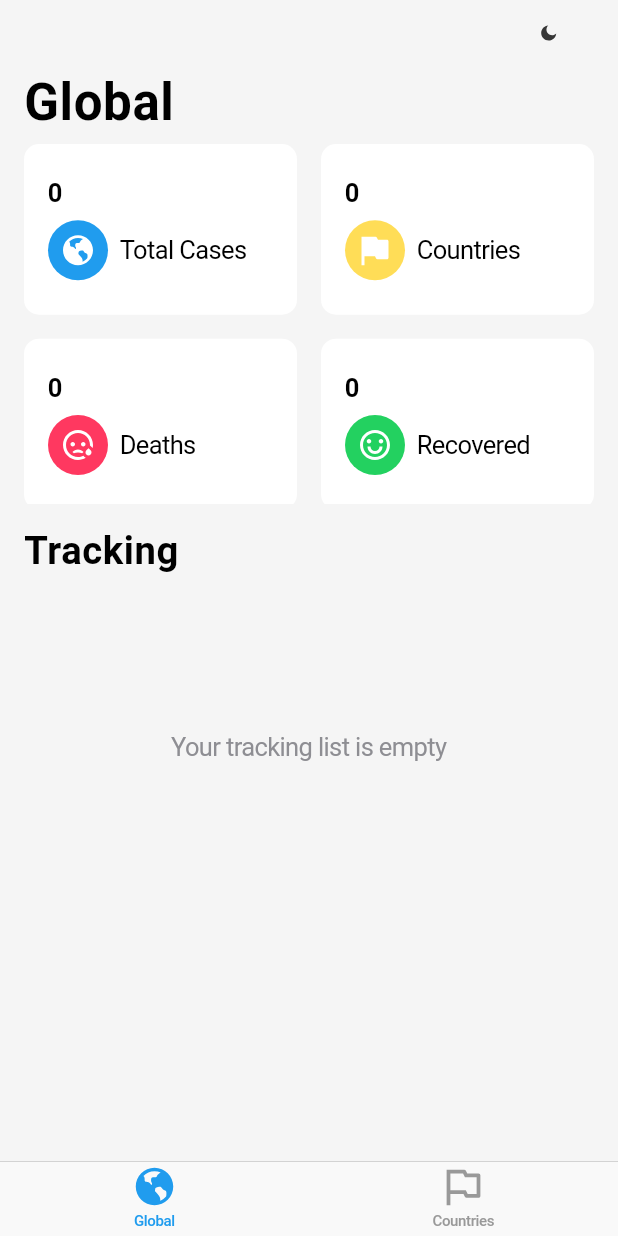
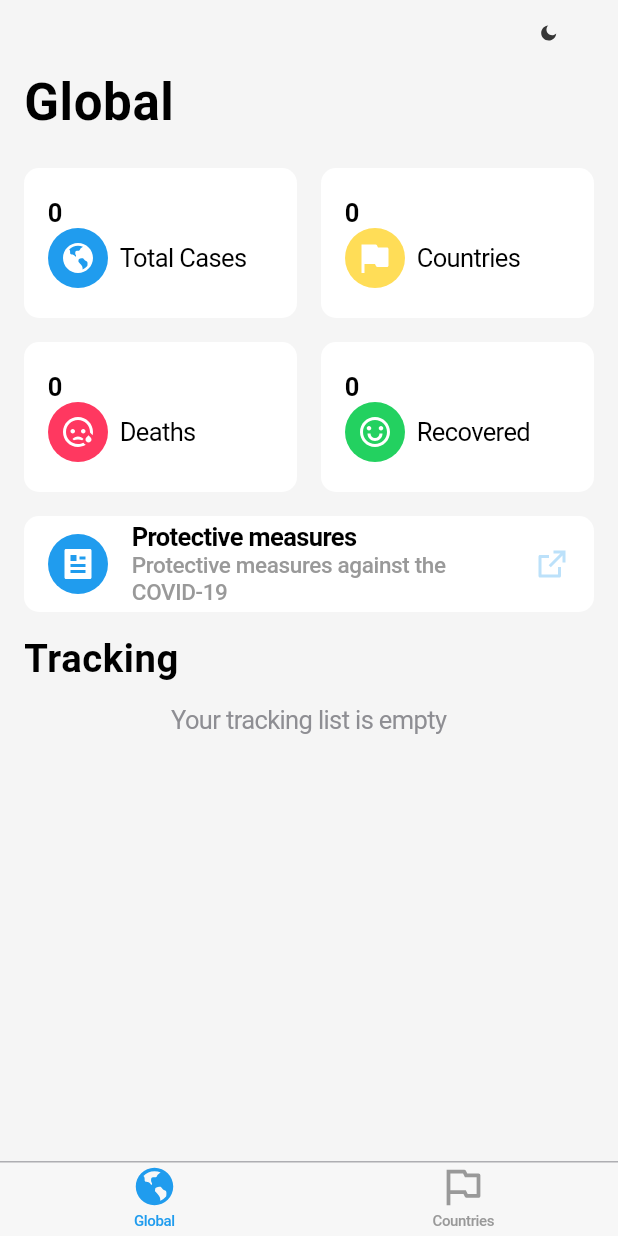
Before and after one commit to silverhairs/coronavirus-tracking, a Flutter app: the screen it shows after launch, on a phone screen of 412 x 824 dp. Run offline on Flutter 3.47's test engine with Material 2 defaults, Android fonts, the phone set to English and light mode, and no system bars; our stand-ins replace bloc, equatable, flutter_bloc, flutter_hooks, flutter_markdown, flutter_remix and 2 more; accounts and stored records are empty; network calls fail.

Commit message:
feat[ui]: remake who article screen
Switched from Material design to Cupertino

```diff
--- a/lib/app.dart
+++ b/lib/app.dart
@@ -2,6 +2,7 @@ import 'package:covid/src/logic/cubit/cubits.dart';
 import 'package:covid/src/views/layout.dart';
 
 import 'package:flutter/cupertino.dart';
+import 'package:flutter/material.dart' show DefaultMaterialLocalizations;
 import 'package:flutter_bloc/flutter_bloc.dart';
 import 'package:http/http.dart' as http;
 
@@ -14,6 +15,11 @@ class CoronavirusApp extends StatelessWidget {
       listener: (context, state) {},
       builder: (context, themeState) {
         return CupertinoApp(
+          localizationsDelegates: const [
+            DefaultWidgetsLocalizations.delegate,
+            DefaultCupertinoLocalizations.delegate,
+            DefaultMaterialLocalizations.delegate,
+          ],
           debugShowCheckedModeBanner: false,
           theme: themeState.themeData,
           home: const MainLayout(),
--- a/lib/src/utils/styles.dart
+++ b/lib/src/utils/styles.dart
@@ -20,17 +20,19 @@ final BorderRadius defaultRadius = BorderRadius.circular(10);
 /// App's theme when the [Brightness] is set to dark.
 const CupertinoThemeData darkTheme = CupertinoThemeData(
   brightness: Brightness.dark,
-  primaryColor: AppColors.darkBlue,
+  primaryColor: AppColors.blue,
   primaryContrastingColor: AppColors.white,
-  scaffoldBackgroundColor: AppColors.dark,
+  scaffoldBackgroundColor: CupertinoColors.darkBackgroundGray,
+  barBackgroundColor: AppColors.darkBlue,
 );
 
 /// App's theme when the [Brightness] is set to light.
 const CupertinoThemeData lightTheme = CupertinoThemeData(
   brightness: Brightness.light,
-  primaryColor: AppColors.white,
+  primaryColor: AppColors.blue,
   primaryContrastingColor: AppColors.black,
   scaffoldBackgroundColor: AppColors.light,
+  barBackgroundColor: AppColors.white,
 );
 
 /// Returns the current device's Width
@@ -38,3 +40,13 @@ double screenWidth(BuildContext context) => MediaQuery.of(context).size.width;
 
 /// Returns the current device's Height
 double screenHeight(BuildContext context) => MediaQuery.of(context).size.height;
+
+/// TextStyle for tiles wrapped in Material widgets.
+TextStyle titleStyle(BuildContext context) =>
+    CupertinoTheme.of(context).textTheme.navTitleTextStyle;
+
+/// TextStyle for subtiles wrapped in Materiall widget.
+TextStyle subtitleStyle(BuildContext context) => CupertinoTheme.of(context)
+    .textTheme
+    .tabLabelTextStyle
+    .apply(fontSizeFactor: 1.5);
--- a/lib/src/views/layout.dart
+++ b/lib/src/views/layout.dart
@@ -17,6 +17,12 @@ class MainLayout extends HookWidget {
       builder: (context, state) {
         return CupertinoTabScaffold(
           tabBar: CupertinoTabBar(
+            key: const Key('bottom'),
+            backgroundColor:
+                CupertinoTheme.of(context).barBackgroundColor.withOpacity(0.2),
+            border: const Border(
+              top: BorderSide(width: 1, color: CupertinoColors.systemGrey2),
+            ),
             activeColor: AppColors.blue,
             items: const <BottomNavigationBarItem>[
               BottomNavigationBarItem(
--- a/lib/src/views/screens/global_screen.dart
+++ b/lib/src/views/screens/global_screen.dart
@@ -1,10 +1,12 @@
 import 'package:covid/src/logic/bloc/blocs.dart';
 import 'package:covid/src/logic/cubit/cubits.dart';
 import 'package:covid/src/utils/styles.dart';
+import 'package:covid/src/views/screens/who_article_screen.dart';
 import 'package:covid/src/views/widgets/info_box.dart';
 import 'package:covid/src/views/widgets/theme_toggle_icon_button.dart';
 import 'package:covid/src/views/widgets/tracking_list.dart';
 import 'package:flutter/cupertino.dart';
+import 'package:flutter/material.dart' show Material, ListTile, CircleAvatar;
 import 'package:flutter_bloc/flutter_bloc.dart';
 import 'package:flutter_hooks/flutter_hooks.dart';
 import 'package:flutter_remix/flutter_remix.dart';
@@ -13,53 +15,18 @@ class GlobalScreen extends HookWidget {
   const GlobalScreen({required this.themeState, Key? key}) : super(key: key);
 
   final ThemeState themeState;
+  final String title = 'Global';
 
   @override
   Widget build(BuildContext context) {
     final pageScrollController = useScrollController(debugLabel: 'page');
-    final gridScrollController = useScrollController(debugLabel: 'grid');
-    final bodyScrollController = useScrollController(debugLabel: 'body');
-    final trackingListController = useScrollController(debugLabel: 'track');
 
     return BlocConsumer<GeneralDataBloc, GeneralDataState>(
       listener: (context, state) {},
-      builder: (context, state) => CupertinoPageScaffold(
-        child: NestedScrollView(
-          controller: pageScrollController,
-          physics: const BouncingScrollPhysics(),
-          headerSliverBuilder: (context, isChildScrolled) => [
-            CupertinoSliverNavigationBar(
-              backgroundColor:
-                  CupertinoTheme.of(context).scaffoldBackgroundColor,
-              border: null,
-              stretch: true,
-              largeTitle: const Text('Global'),
-              trailing: const ThemeToggleIconButton(),
-            ),
-          ],
-          body: SafeArea(
-            child: SingleChildScrollView(
-              controller: bodyScrollController,
-              child: Column(
-                crossAxisAlignment: CrossAxisAlignment.stretch,
-                children: <Widget>[
-                  Container(
-                    margin: const EdgeInsets.symmetric(horizontal: 16),
-                    constraints: const BoxConstraints(
-                      maxHeight: 240,
-                      maxWidth: double.infinity,
-                    ),
-                    child: GridView.count(
-                      controller: gridScrollController,
-                      physics: const NeverScrollableScrollPhysics(),
-                      shrinkWrap: true,
-                      crossAxisCount: 2,
-                      mainAxisSpacing: 16,
-                      crossAxisSpacing: 16,
-                      childAspectRatio: 1.6,
-                      children: <InfoBox>[
+      builder: (context, state) {
+        final _infoBoxes = [
           InfoBox(
-                          key: const Key('total'),
+            key: const Key('cases'),
             label: 'Total Cases',
             number: state.data.cases,
             icon: FlutterRemix.earth_fill,
@@ -86,10 +53,89 @@ class GlobalScreen extends HookWidget {
             number: state.data.recovered,
             iconBackground: AppColors.green,
           ),
-                      ],
+        ];
+        return CupertinoPageScaffold(
+          child: CustomScrollView(
+            controller: pageScrollController,
+            physics: const BouncingScrollPhysics(),
+            slivers: [
+              CupertinoSliverNavigationBar(
+                backgroundColor:
+                    CupertinoTheme.of(context).scaffoldBackgroundColor,
+                border: null,
+                stretch: true,
+                largeTitle: Text(title),
+                trailing: const ThemeToggleIconButton(),
+              ),
+              SliverPadding(
+                padding: const EdgeInsets.all(16),
+                sliver: screenWidth(context) > 372
+                    ? SliverGrid(
+                        gridDelegate:
+                            const SliverGridDelegateWithFixedCrossAxisCount(
+                          crossAxisCount: 2,
+                          mainAxisSpacing: 16,
+                          crossAxisSpacing: 16,
+                          mainAxisExtent: 100,
+                          childAspectRatio: 1.6,
+                        ),
+                        delegate: SliverChildListDelegate(_infoBoxes),
+                      )
+                    : SliverList(
+                        delegate: SliverChildListDelegate(
+                          _infoBoxes.map(
+                            (box) {
+                              return Padding(
+                                padding:
+                                    const EdgeInsets.symmetric(vertical: 8),
+                                child: box,
+                              );
+                            },
+                          ).toList(),
                         ),
                       ),
-                  Padding(
+              ),
+              SliverPadding(
+                padding: const EdgeInsets.symmetric(horizontal: 16.0),
+                sliver: SliverToBoxAdapter(
+                  child: Material(
+                    shape: RoundedRectangleBorder(borderRadius: defaultRadius),
+                    color: CupertinoTheme.of(context).barBackgroundColor,
+                    child: ListTile(
+                      shape:
+                          RoundedRectangleBorder(borderRadius: defaultRadius),
+                      hoverColor: AppColors.blue.withOpacity(0.1),
+                      onTap: () => Navigator.of(context).push(
+                        CupertinoPageRoute(
+                          builder: (context) =>
+                              MeasuresArticleScreen(peviousPageTitle: title),
+                        ),
+                      ),
+                      leading: const CircleAvatar(
+                        backgroundColor: AppColors.blue,
+                        child: Icon(
+                          FlutterRemix.article_fill,
+                          color: AppColors.white,
+                        ),
+                      ),
+                      trailing: Icon(
+                        FlutterRemix.external_link_line,
+                        color: AppColors.blue.withOpacity(0.3),
+                      ),
+                      title: Text(
+                        'Protective measures',
+                        style: titleStyle(context),
+                      ),
+                      subtitle: Text(
+                        'Protective measures against the COVID-19',
+                        style: subtitleStyle(context),
+                      ),
+                    ),
+                  ),
+                ),
+              ),
+              SliverToBoxAdapter(
+                child: Padding(
                   padding: const EdgeInsets.all(16),
                   child: Text(
                     'Tracking',
@@ -100,13 +146,12 @@ class GlobalScreen extends HookWidget {
                     textAlign: TextAlign.start,
                   ),
                 ),
-                  TrackingList(scrollController: trackingListController)
+              ),
+              const SliverTrackingList(),
             ],
           ),
-            ),
-          ),
-        ),
-      ),
+        );
+      },
     );
   }
 }
--- a/lib/src/views/widgets/info_box.dart
+++ b/lib/src/views/widgets/info_box.dart
@@ -1,6 +1,8 @@
+import 'package:covid/src/logic/cubit/theme_cubit.dart';
 import 'package:covid/src/utils/styles.dart';
 import 'package:flutter/cupertino.dart';
 import 'package:flutter/material.dart' show CircleAvatar;
+import 'package:flutter_bloc/flutter_bloc.dart';
 
 class InfoBox extends StatelessWidget {
   const InfoBox({
@@ -9,7 +11,7 @@ class InfoBox extends StatelessWidget {
     required this.icon,
     required this.number,
     required this.iconBackground,
-    this.height = 75,
+    this.height = 76,
   }) : super(key: key);
 
   final double height;
@@ -20,12 +22,15 @@ class InfoBox extends StatelessWidget {
 
   @override
   Widget build(BuildContext context) {
+    return BlocConsumer<ThemeCubit, ThemeState>(
+        listener: (context, state) {},
+        builder: (context, state) {
           return Container(
             height: height,
             padding: const EdgeInsets.all(16),
             decoration: BoxDecoration(
               borderRadius: defaultRadius,
-        color: CupertinoTheme.of(context).primaryColor,
+              color: state.themeData.barBackgroundColor,
             ),
             child: Column(
               mainAxisAlignment: MainAxisAlignment.center,
@@ -35,13 +40,15 @@ class InfoBox extends StatelessWidget {
                   '$number',
                   style: CupertinoTheme.of(context).textTheme.navTitleTextStyle,
                 ),
-          const SizedBox(height: 8),
+                // const SizedBox(height: 8),
                 Row(
                   children: [
-              CircleAvatar(
+                    screenWidth(context) > 372
+                        ? CircleAvatar(
                             backgroundColor: iconBackground,
                             child: Icon(icon, color: AppColors.white),
-              ),
+                          )
+                        : Icon(icon, color: iconBackground),
                     const SizedBox(width: 8),
                     Text(label),
                   ],
@@ -49,5 +56,6 @@ class InfoBox extends StatelessWidget {
               ],
             ),
           );
+        });
   }
 }
--- a/lib/src/views/widgets/theme_toggle_icon_button.dart
+++ b/lib/src/views/widgets/theme_toggle_icon_button.dart
@@ -2,26 +2,36 @@ import 'package:covid/src/logic/cubit/cubits.dart';
 import 'package:covid/src/utils/styles.dart';
 import 'package:flutter/cupertino.dart';
 import 'package:flutter_bloc/flutter_bloc.dart';
+import 'package:flutter_hooks/flutter_hooks.dart';
 import 'package:flutter_remix/flutter_remix.dart';
 
-class ThemeToggleIconButton extends StatelessWidget {
+class ThemeToggleIconButton extends HookWidget {
   const ThemeToggleIconButton({
     Key? key,
   }) : super(key: key);
 
   @override
   Widget build(BuildContext context) {
-    return CupertinoButton(
-      onPressed: () => BlocProvider.of<ThemeCubit>(context).toggle(),
-      child: CupertinoTheme.of(context).brightness == Brightness.dark
-          ? const Icon(
-              FlutterRemix.sun_fill,
-              color: AppColors.light,
-            )
-          : const Icon(
-              FlutterRemix.moon_fill,
-              color: AppColors.dark,
-            ),
+    var isDark = false;
+
+    return BlocBuilder<ThemeCubit, ThemeState>(
+      bloc: ThemeCubit(),
+      builder: (context, state) {
+        isDark = state.themeData.brightness == Brightness.dark;
+
+        return CupertinoButton(
+          onPressed: () {
+            if (isDark) {
+              context.read<ThemeCubit>().toggle(lightTheme);
+            } else {
+              context.read<ThemeCubit>().toggle(darkTheme);
+            }
+          },
+          child: isDark
+              ? const Icon(FlutterRemix.sun_fill, color: AppColors.light)
+              : const Icon(FlutterRemix.moon_fill, color: AppColors.dark),
+        );
+      },
     );
   }
 }
--- a/lib/src/views/widgets/tracking_list.dart
+++ b/lib/src/views/widgets/tracking_list.dart
@@ -1,24 +1,17 @@
 import 'package:covid/src/data/models/country/country.dart';
 import 'package:covid/src/logic/cubit/cubits.dart';
-import 'package:covid/src/utils/styles.dart';
 import 'package:flutter/cupertino.dart';
 import 'package:flutter_bloc/flutter_bloc.dart';
 
-class TrackingList extends StatelessWidget {
-  const TrackingList({
-    Key? key,
-    required this.scrollController,
-  }) : super(key: key);
-
-  final ScrollController scrollController;
+class SliverTrackingList extends StatelessWidget {
+  const SliverTrackingList({Key? key}) : super(key: key);
 
   @override
   Widget build(BuildContext context) {
     return BlocBuilder<TrackingCountryCubit, List<Country>>(
       builder: (context, trackingList) {
         if (trackingList.isEmpty) {
-          return const SizedBox(
-            height: 200,
+          return const SliverToBoxAdapter(
             child: Center(
               child: Text(
                 'Your tracking list is empty',
@@ -29,18 +22,13 @@ class TrackingList extends StatelessWidget {
             ),
           );
         }
-        return Container(
-          height: screenHeight(context),
-          width: double.infinity,
-          padding: const EdgeInsets.symmetric(horizontal: 16),
-          child: ListView.builder(
-            controller: scrollController,
-            physics: const NeverScrollableScrollPhysics(),
-            itemCount: trackingList.length,
-            itemBuilder: (context, index) {
+        return SliverList(
+          delegate: SliverChildBuilderDelegate(
+            (context, index) {
               var country = trackingList[index];
               return Text(country.name);
             },
+            childCount: trackingList.length,
           ),
         );
       },
--- a/pubspec.yaml
+++ b/pubspec.yaml
@@ -9,22 +9,25 @@ environment:
 dependencies:
   flutter:
     sdk: flutter
-  another_flushbar: ^1.10.22
   cached_network_image: ^3.0.0
   cupertino_icons: ^1.0.3
   equatable: ^2.0.2
   flutter_bloc: ^7.0.0
   flutter_hooks: ^0.17.0
+  flutter_markdown: ^0.6.2
   flutter_remix: ^0.0.3
   hive: ^2.0.4
   http: ^0.13.3
+  mockito: ^5.0.9
   path_provider: ^2.0.2
   rxdart: ^0.27.0
+  url_launcher: ^6.0.4
   very_good_analysis: ^2.1.1
 
 dev_dependencies:
   flutter_test:
     sdk: flutter
+  bloc_test: ^8.0.1
   build_runner: ^2.0.4
   hive_generator: ^1.1.0
 
```
Also changed, not shown: lib/src/logic/cubit/theme_cubit.dart (+6 -10 lines), lib/src/views/screens/countries_screen.dart (+7 -34 lines), lib/src/views/screens/who_article_screen.dart (added, +76 -0 lines), lib/src/views/widgets/countries_list.dart (added, +106 -0 lines), pubspec.lock, 4 other files. Lines whose indentation alone changed are shown as unchanged.
